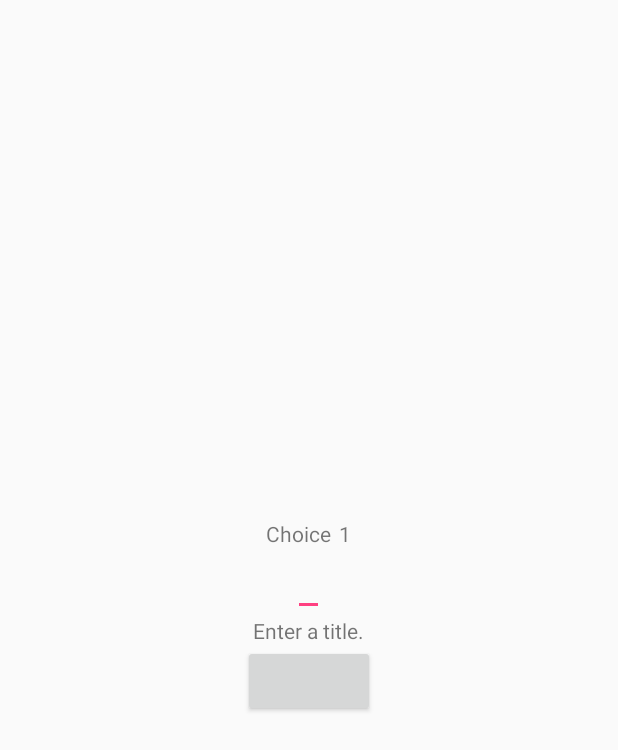
After one commit to aarontsay/bignerdranch-android, an Android app: the ChoiceHandler screen opened directly, with no data from a screen before it, on a phone screen of 412 x 824 dp. The commit adds this screen. Shown: the top 750 px of the screen. Run offline under Robolectric (Android 15) with nearby library versions, the phone set to English and light mode, and no system bars.

Commit message:
create Choice, User, Value.class

```diff
--- a/InDecisive/app/build.gradle
+++ b/InDecisive/app/build.gradle
@@ -1,6 +1,7 @@
 apply plugin: 'com.android.application'
 
 android {
+
     compileSdkVersion 24
     buildToolsVersion "24.0.0"
 
@@ -25,3 +26,5 @@ dependencies {
     compile 'com.android.support:appcompat-v7:24.0.0'
     compile 'com.android.support:design:24.0.0'
 }
+
+apply plugin: 'com.google.gms.google-services'
--- /dev/null
+++ b/InDecisive/app/src/main/java/com/aarontsay/android/indecisive/Choice.java
@@ -0,0 +1,30 @@
+package com.aarontsay.android.indecisive;
+
+/**
+ * Created by aaron on 7/20/16.
+ */
+public class Choice {
+
+    private String name;
+    private int score;
+
+    public Choice(String name) {
+        this.name = name;
+    }
+
+    public String getName() {
+        return name;
+    }
+
+    public void setName(String name) {
+        this.name = name;
+    }
+
+    public int getScore() {
+        return score;
+    }
+
+    public void setScore(int score) {
+        this.score = score;
+    }
+}
--- /dev/null
+++ b/InDecisive/app/src/main/java/com/aarontsay/android/indecisive/ChoiceHandler.java
@@ -0,0 +1,64 @@
+package com.aarontsay.android.indecisive;
+
+import android.content.Intent;
+import android.os.Bundle;
+import android.support.design.widget.FloatingActionButton;
+import android.support.design.widget.Snackbar;
+import android.support.v7.app.AppCompatActivity;
+import android.support.v7.widget.Toolbar;
+import android.view.View;
+import android.widget.Button;
+import android.widget.EditText;
+import android.widget.TextView;
+
+import org.w3c.dom.Text;
+
+public class ChoiceHandler extends AppCompatActivity {
+
+    private TextView choiceNumberTextView;
+    private int choiceNumber;
+    private Choice[] choiceArr;
+    private int numOfChoices;
+
+    private Button choiceNameNextButton;
+    private String choiceNameNextTextButtonView = "Next Choice";
+    private String choiceNameDoneTextButtonView = "Done";
+
+    @Override
+    protected void onCreate(Bundle savedInstanceState) {
+        super.onCreate(savedInstanceState);
+        setContentView(R.layout.activity_choice_handler);
+
+        Intent intent = getIntent();
+        numOfChoices = intent.getIntExtra(DecisionHome.EXTRA_NUMBEROFOPTIONS, 0);
+
+        // shows on activity_choice_handler.xml as 'Choice ChoiceNumber'
+        choiceNumber = 1;
+        choiceNumberTextView = (TextView) findViewById(R.id.choice_n_view);
+
+        // this app will not deal with locale-specific digits nor fractions
+        choiceNumberTextView.setText(Integer.toString(choiceNumber));
+
+        // a Choice[] has a min of 2 and a max of 10
+        choiceArr = new Choice[10];
+        EditText editText = (EditText) findViewById(R.id.choice_title_input);
+        String choiceName = editText.getText().toString();
+        choiceArr[choiceNumber - 1] = new Choice(choiceName);
+
+        choiceNameNextButton = (Button) findViewById(R.id.choice_name_next);
+
+
+
+    }
+
+    public void updateChoiceButton() {
+        if(choiceNumber == numOfChoices && choiceArr[numOfChoices - 1] != null) {
+
+        }
+        choiceNumber++;
+
+    }
+    public void addChoiceOrMoveOnToValues() {
+
+    }
+}
--- /dev/null
+++ b/InDecisive/app/src/main/res/layout/activity_choice_handler.xml
@@ -0,0 +1,54 @@
+<?xml version="1.0" encoding="utf-8"?>
+<LinearLayout
+    xmlns:android="http://schemas.android.com/apk/res/android"
+    android:layout_width="match_parent"
+    android:layout_height="match_parent"
+    android:orientation="vertical"
+    android:gravity="center" >
+
+    <LinearLayout
+        android:layout_width="wrap_content"
+        android:layout_height="wrap_content"
+        android:orientation="horizontal">
+
+        <TextView
+            android:id="@+id/choice_n_name"
+            android:layout_height="wrap_content"
+            android:layout_width="wrap_content"
+
+            android:text="@string/choice_n_name" >
+
+        </TextView>
+
+        <TextView
+            android:id="@+id/choice_n_view"
+            android:layout_width="wrap_content"
+            android:layout_height="wrap_content"
+
+            android:layout_marginLeft="5dp"
+            android:layout_marginStart="5dp" />
+
+        </LinearLayout>
+
+    <EditText
+        android:id="@+id/choice_title_input"
+        android:layout_width="wrap_content"
+        android:layout_height="wrap_content"
+        android:inputType="textAutoComplete"
+        />
+
+
+    <TextView
+        android:layout_width="wrap_content"
+        android:layout_height="wrap_content"
+
+        android:text="@string/choice_name_enter"/>
+
+    <Button
+        android:id="@+id/choice_name_next"
+        android:layout_width="wrap_content"
+        android:layout_height="wrap_content"
+        android:onClick="addChoiceOrMoveOnToValues"
+        />
+
+    </LinearLayout>
--- a/InDecisive/app/src/main/res/values/strings.xml
+++ b/InDecisive/app/src/main/res/values/strings.xml
@@ -18,4 +18,17 @@
     <string name="password_login">Password</string>
     <string name="keep_login">Keep me logged in</string>
 
+
+    <string name="start_decision_how">How many options are in this decision?</string>
+    <string name="start_decision_how_field_text">Enter a number between 2 and 10</string>
+    <string name="start_decision_what">What are your choices in this decision?</string>
+
+    <string name="start_decision_go">Go!</string>
+    <string name="title_activity_choice_handler">ChoiceHandler</string>
+
+    <string name="choice_n_name">Choice</string>
+    <string name="choice_name_enter">Enter a title.</string>
+
+
+
 </resources>
--- a/InDecisive/app/src/main/res/values/styles.xml
+++ b/InDecisive/app/src/main/res/values/styles.xml
@@ -1,7 +1,7 @@
 <resources>
 
     <!-- Base application theme. -->
-    <style name="AppTheme" parent="Theme.AppCompat.Light.DarkActionBar">
+    <style name="AppTheme" parent="Theme.AppCompat.Light.NoActionBar">
         <!-- Customize your theme here. -->
         <item name="colorPrimary">@color/colorPrimary</item>
         <item name="colorPrimaryDark">@color/colorPrimaryDark</item>
@@ -13,8 +13,10 @@
         <item name="windowNoTitle">true</item>
     </style>
 
-    <style name="AppTheme.AppBarOverlay" parent="ThemeOverlay.AppCompat.Dark.ActionBar"/>
+    <style name="AppTheme.NoActionBar.AppBarOverlay"
+           parent="ThemeOverlay.AppCompat.Dark.ActionBar"/>
 
-    <style name="AppTheme.PopupOverlay" parent="ThemeOverlay.AppCompat.Light"/>
+    <style name="AppTheme.NoActionBar.PopupOverlay" parent="ThemeOverlay.AppCompat.Light"/>
+
 
 </resources>
--- a/InDecisive/build.gradle
+++ b/InDecisive/build.gradle
@@ -5,7 +5,9 @@ buildscript {
         jcenter()
     }
     dependencies {
+        classpath 'com.google.gms:google-services:3.0.0'
         classpath 'com.android.tools.build:gradle:2.1.2'
+
 
         // NOTE: Do not place your application dependencies here; they belong
         // in the individual module build.gradle files
```
Also changed, not shown: InDecisive/app/src/main/AndroidManifest.xml (+19 -3 lines), InDecisive/app/src/main/java/com/aarontsay/android/indecisive/Decision.java (added, +31 -0 lines), InDecisive/app/src/main/java/com/aarontsay/android/indecisive/DecisionHome.java (added, +27 -0 lines), InDecisive/app/src/main/java/com/aarontsay/android/indecisive/MainActivity.java (+12 -0 lines), InDecisive/app/src/main/java/com/aarontsay/android/indecisive/User.java (added, +76 -0 lines), InDecisive/app/src/main/java/com/aarontsay/android/indecisive/Value.java (added, +22 -0 lines), InDecisive/app/src/main/res/layout/activity_decision_home.xml (added, +39 -0 lines), InDecisive/app/src/main/res/layout/activity_main.xml (+1 -20 lines), InDecisive/app/src/main/res/layout/content_choice_handler.xml (added, +16 -0 lines), InDecisive/app/src/main/res/layout/content_main.xml (+6 -2 lines), 2 other files.
